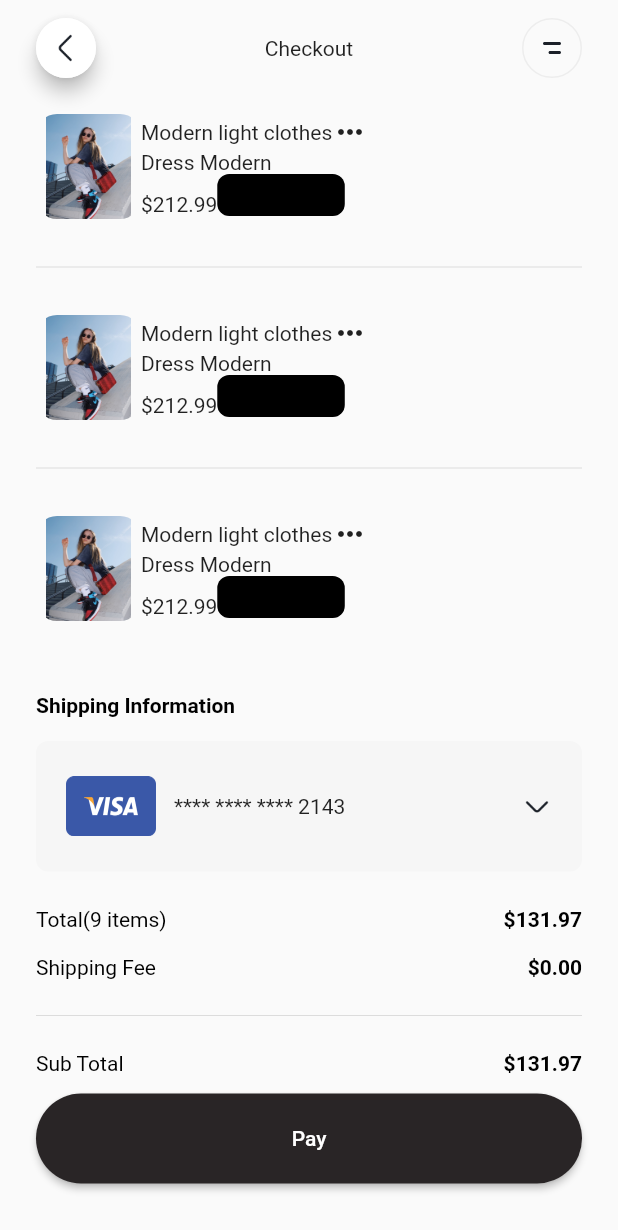
After one commit to Nisha-Laniya/cloth_ui, a Flutter app: the screen it shows after launch, after a tap on an icon or button, on a phone screen of 412 x 824 dp. The commit adds this screen. Shown: the top 1230 px of the screen. Run offline on Flutter 3.47's test engine with Material 2 defaults, Android fonts, the phone set to English and light mode, and no system bars; our stand-ins replace buttons_tabbar, custom_navigation_bar, flutter_rating_bar, flutter_svg, google_fonts, readmore.

Commit message:
add checkoutpage UI

```diff
--- a/lib/resources/asset_manager.dart
+++ b/lib/resources/asset_manager.dart
@@ -7,6 +7,7 @@ class ImageAssets {
   static const String cloth3 = '$IMAGE_PATH/cloth3.png';
   static const String cloth4 = '$IMAGE_PATH/cloth4.png';
   static const String cloth5 = '$IMAGE_PATH/cloth5.png';
+  static const String visa = '$IMAGE_PATH/visa.png';
 }
 
 class IconAssets {
@@ -19,4 +20,6 @@ class IconAssets {
   static const String watch = '$ICONS_PATH/watch.png';
   static const String backArrow = '$ICONS_PATH/arrowBack.png';
   static const String minus = '$ICONS_PATH/minus.png';
+  static const String menu = '$ICONS_PATH/Menu.svg';
+  static const String downArrow = '$ICONS_PATH/arrow-down.png';
 }
--- /dev/null
+++ b/lib/screens/checkout_screen.dart
@@ -0,0 +1,169 @@
+import 'package:flutter/material.dart';
+import 'package:flutter_svg/flutter_svg.dart';
+import '../resources/resources.dart';
+import 'dart:math';
+
+class CheckoutScreen extends StatelessWidget {
+  const CheckoutScreen({Key? key}) : super(key: key);
+
+  @override
+  Widget build(BuildContext context) {
+    return Scaffold(
+      body: SafeArea(
+        child: SingleChildScrollView(
+          child: Padding(
+            padding: EdgeInsets.symmetric(horizontal: 24,vertical: 12),
+            child: Column(
+              crossAxisAlignment: CrossAxisAlignment.start,
+              children: [
+                Row(
+                  mainAxisAlignment: MainAxisAlignment.spaceBetween,
+                  children: [
+                    Material(
+                      elevation: 5,
+                      shape: CircleBorder(),
+                      child: GestureDetector(
+                        onTap: () {
+                          Navigator.pop(context);
+                        },
+                        child: CircleAvatar(
+                          backgroundColor: ColorManager.white,
+                          child: Image.asset(
+                            IconAssets.backArrow,
+                            height: 24,
+                          ),
+                        ),
+                      ),
+                    ),
+                    Text('Checkout'),
+                    SvgPicture.asset(IconAssets.menu)
+                  ],
+                ),
+                Padding(
+                  padding: const EdgeInsets.only(top: 24.0),
+                  child: ListView.separated(
+                    shrinkWrap: true,
+                      physics: NeverScrollableScrollPhysics(),
+                      itemBuilder: (context,index) {
+                        return Row(
+                          crossAxisAlignment: CrossAxisAlignment.start,
+                          children: [
+                           ClipRRect(
+                                borderRadius: BorderRadius.circular(14),
+                                  child: Image.asset(ImageAssets.cloth1,height: 70,width: 70,),
+                           ),
+                            Column(
+                              crossAxisAlignment: CrossAxisAlignment.start,
+                              children: [
+                                Row(
+                                  children: [
+                                    Text('Modern light clothes'),
+                                    Transform.rotate(
+                                      angle:90 * pi /180 ,
+                                      child: Icon(Icons.more_vert),
+                                    ),
+                                  ],
+                                ),
+                                Text('Dress Modern'),
+                                Row(
+                                  crossAxisAlignment: CrossAxisAlignment.end,
+                                  children: [
+                                    Text('\$212.99'),
+                                    Container(
+                                      height: 28,
+                                      width: 85,
+                                      decoration: BoxDecoration(
+                                          color: Colors.black,
+                                          borderRadius: BorderRadius.circular(8)
+                                      ),
+                                    )
+                                  ],
+                                )
+                              ],
+                            ),
+                          ],
+                        );
+                      },
+                      separatorBuilder: (context, index) => Padding(
+                        padding: const EdgeInsets.symmetric(vertical: 24.0),
+                        child: Divider(),
+                      ),
+                      itemCount:3
+                  ),
+                ),
+                Padding(
+                  padding: const EdgeInsets.only(top: 48,bottom: 16),
+                  child: Text('Shipping Information',style: getSemiBoldStyle(),),
+                ),
+                Container(
+                  height: 87,
+                  decoration: BoxDecoration(
+                    borderRadius: BorderRadius.circular(8),
+                    color: Color(0xFFF6F6F6),
+                  ),
+                  child: Padding(
+                    padding: const EdgeInsets.symmetric(horizontal: 20,vertical: 16),
+                    child: Row(
+                      children: [
+                        Padding(
+                            padding: EdgeInsets.only(right: 12),
+                          child: Image.asset(ImageAssets.visa,width: 60,),
+                        ),
+                        Text('**** **** **** 2143'),
+                        Spacer(),
+                        Image.asset(IconAssets.downArrow,height: 20,)
+                      ],
+                    ),
+                  ),
+                ),
+                Padding(
+                  padding: const EdgeInsets.only(top: 24,bottom: 16),
+                  child: Row(
+                    mainAxisAlignment: MainAxisAlignment.spaceBetween,
+                    children: [
+                      Text('Total(9 items)',style: getRegularStyle(),),
+                      Text('\$131.97',style: getSemiBoldStyle(),),
+                    ],
+                  ),
+                ),
+                Padding(
+                  padding: const EdgeInsets.only(bottom: 16.0),
+                  child: Row(
+                    mainAxisAlignment: MainAxisAlignment.spaceBetween,
+                    children: [
+                      Text('Shipping Fee',style: getRegularStyle(),),
+                      Text('\$0.00',style: getSemiBoldStyle(),),
+                    ],
+                  ),
+                ),
+                Divider(),
+                Padding(
+                  padding: const EdgeInsets.only(top: 16.0),
+                  child: Row(
+                    mainAxisAlignment: MainAxisAlignment.spaceBetween,
+                    children: [
+                      Text('Sub Total',style: getRegularStyle(),),
+                      Text('\$131.97',style: getSemiBoldStyle(),),
+                    ],
+                  ),
+                ),
+                Padding(
+                  padding: const EdgeInsets.only(top: 12),
+                  child: ElevatedButton(
+                    onPressed: () {},
+                    child: Text('Pay'),
+                    style: ElevatedButton.styleFrom(
+                        backgroundColor: Color(0xFF292526),
+                        shape: RoundedRectangleBorder(borderRadius: BorderRadius.circular(40)),
+                        minimumSize: const Size.fromHeight(60)
+                    ),
+                  ),
+                ),
+              ],
+            ),
+          ),
+        ),
+      ),
+    );
+  }
+}
--- a/lib/screens/home_screen.dart
+++ b/lib/screens/home_screen.dart
@@ -2,6 +2,7 @@ import 'package:buttons_tabbar/buttons_tabbar.dart';
 import 'package:cloth_ui/resources/asset_manager.dart';
 import 'package:cloth_ui/resources/color_manager.dart';
 import 'package:cloth_ui/resources/style_manager.dart';
+import 'package:cloth_ui/screens/checkout_screen.dart';
 import 'package:flutter/material.dart';
 import 'package:flutter_staggered_grid_view/flutter_staggered_grid_view.dart';
 import 'package:flutter_svg/flutter_svg.dart';
@@ -96,8 +97,13 @@ class HomeScreen extends StatelessWidget {
                         ),
                       ),
                     ),
-                    SvgPicture.asset(IconAssets.filter,
-                        height: 48, width: 49),
+                    GestureDetector(
+                      onTap: () {
+                        Navigator.push(context, MaterialPageRoute(builder: (context) => CheckoutScreen()));
+                      },
+                      child: SvgPicture.asset(IconAssets.filter,
+                          height: 48, width: 49),
+                    ),
                   ],
                 ),
               ),
@@ -159,7 +165,7 @@ class HomeScreen extends StatelessWidget {
                               Positioned(
                                 child: GestureDetector(
                                   onTap: () {
-                                    Navigator.push(context, MaterialPageRoute(builder: (context) => const DetailScreen()));
+                                    Navigator.push(context, MaterialPageRoute(builder: (context) =>  DetailScreen(image: images[index],)));
                                   },
                                   child: ClipRRect(
                                     borderRadius: BorderRadius.circular(12),
```
Also changed, not shown: lib/screens/detail_screen.dart (+93 -13 lines), assets/icons/Menu.svg (added), assets/icons/arrow-down.png (added), assets/images/visa.png (added).
